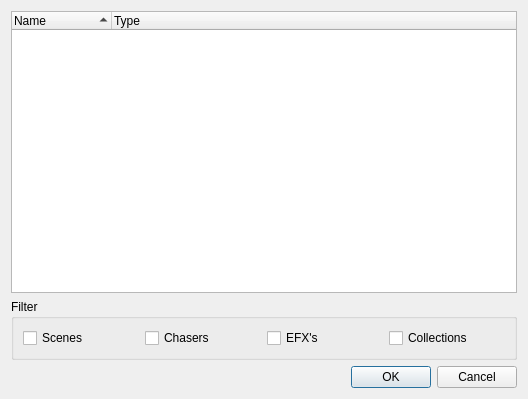
Qt form branches/soundToLight/main/functionselection.ui (Bondzio/qlc) before a commit.
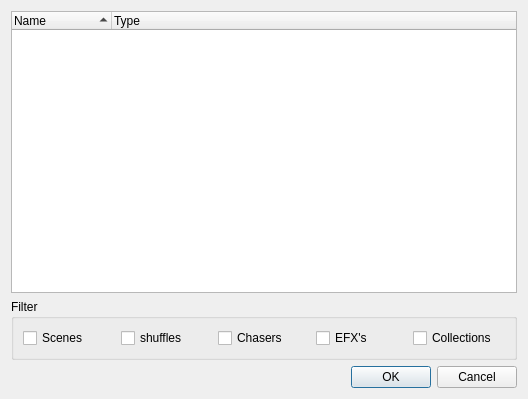
The same form after that commit.

Commit message:
Initial implementation. This will currently let you add other functions to a shuffle and it will randomly select one at a fixed interval. There is also a blackoutState which could be selected.
This currently uses a new Function as it was easier to implement like that (it
is called every tick which afaict a VCWidget is not). I will refactor this to
use a VCWidget in the future.

I'm also aware that none of this is tested but while I'm not sure what the
correct behaviour is I find TDD hard. I will add tests when things stabilise.

The edit to the form file:
```diff
--- a/branches/soundToLight/main/functionselection.ui
+++ b/branches/soundToLight/main/functionselection.ui
@@ -56,8 +56,15 @@
        </widget>
       </item>
       <item>
-       <widget class="QCheckBox" name="m_chaserCheck" >
-        <property name="text" >
+       <widget class="QCheckBox" name="m_shuffleCheck">
+        <property name="text">
+         <string>shuffles</string>
+        </property>
+       </widget>
+      </item>
+      <item>
+       <widget class="QCheckBox" name="m_chaserCheck">
+        <property name="text">
          <string>Chasers</string>
         </property>
        </widget>
```
Left out of the diff: 59 changed lines with no effect on the pictures. The commit also changes 18 other files.
